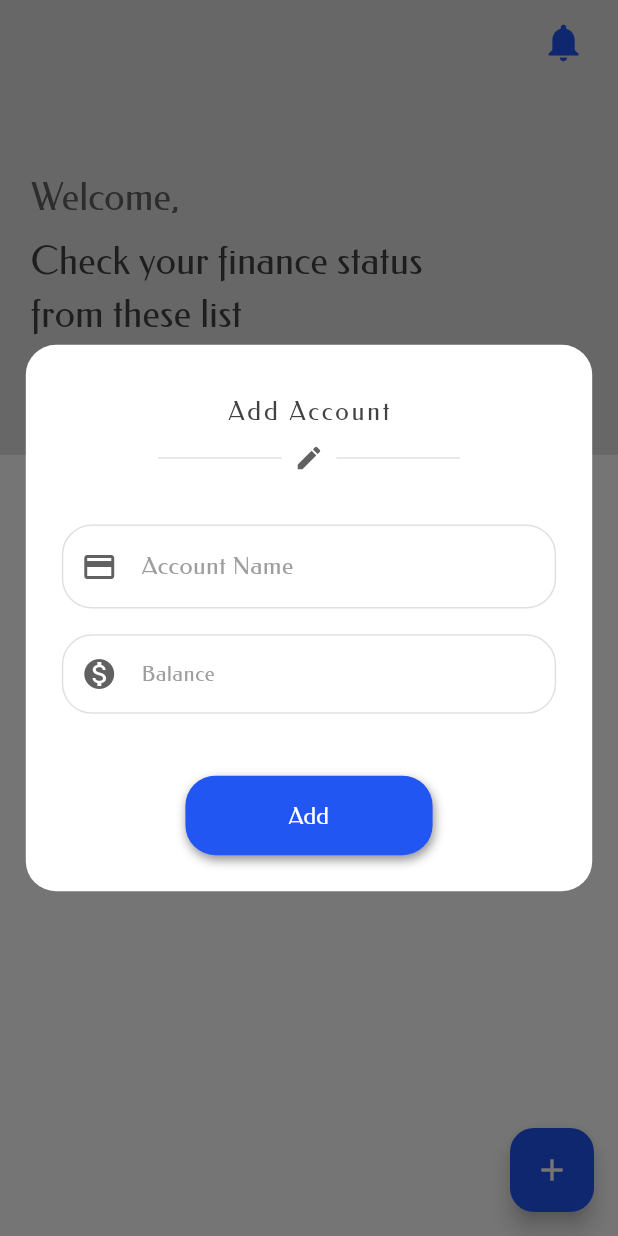
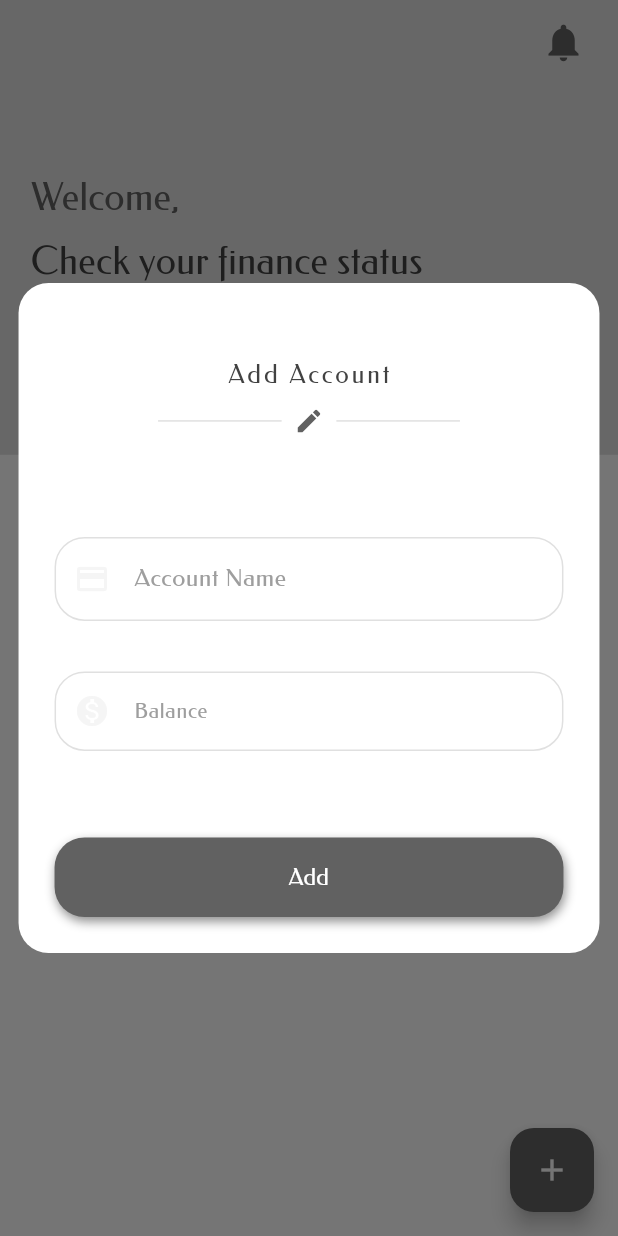
Before and after one commit to Qweku/expense_tracker, a Flutter app: the screen it shows after launch, after a tap on the "arrow forward ios" icon, after a tap on the "add" icon, on a phone screen of 412 x 824 dp. Run offline on Flutter 3.47's test engine with Material 3 defaults, Android fonts, the phone set to English and light mode, and no system bars; our stand-ins replace fl_chart, flutter_local_notifications, localstorage, pdf, permission_handler, rxdart and 4 more.

Commit message:
card ui changes

```diff
--- a/lib/components/notificationButton.dart
+++ b/lib/components/notificationButton.dart
@@ -20,7 +20,7 @@ class NotificationIconButton extends StatelessWidget {
         IconButton(
             onPressed: onTap,
             icon:
-                 Icon(Icons.notifications, color: theme.colorScheme.secondary, size: 30)),
+                 Icon(Icons.notifications, color: theme.colorScheme.inversePrimary, size: 30)),
         Positioned(
             top: height * 0.005,
             left: width * 0.03,
--- a/lib/screens/AccountsList.dart
+++ b/lib/screens/AccountsList.dart
@@ -47,7 +47,7 @@ class _AccountListState extends State<AccountList> {
                  shape: RoundedRectangleBorder(
                     borderRadius: BorderRadius.circular(20)),
                 content: SizedBox(
-                  height: 30.h,
+                  height: 40.h,
                   width: 80.w,
                   child: Column(
                     crossAxisAlignment: CrossAxisAlignment.center,
@@ -94,7 +94,7 @@ class _AccountListState extends State<AccountList> {
                          hintText: 'Account Name',
                         prefixIcon: Icon(
                           Icons.credit_card,
-                          color: theme.colorScheme.inversePrimary,
+                          color: theme.colorScheme.tertiary,
                         ),
                       ),
                       CustomTextField(
@@ -105,7 +105,7 @@ class _AccountListState extends State<AccountList> {
                         style: bodyText1,
                         prefixIcon: Icon(
                           Icons.monetization_on,
-                          color: theme.colorScheme.inversePrimary,
+                          color: theme.colorScheme.tertiary,
                         ),
                       )
                     ],
@@ -186,9 +186,9 @@ class _AccountListState extends State<AccountList> {
                           Navigator.pop(context);
                         }
                       },
-                      width: width * 0.4,
+                      width: 100.w,
                       buttonText: isEdit?'Done':'Add',
-                      color: theme.colorScheme.secondary,
+                      color: theme.colorScheme.inversePrimary,
                     ),
                   )
                 ],
@@ -230,7 +230,7 @@ class _AccountListState extends State<AccountList> {
       child: Scaffold(
         floatingActionButton: FloatingActionButton(
           onPressed: () => _addAccount(0),
-          backgroundColor: theme.colorScheme.secondary,
+          backgroundColor: theme.colorScheme.inversePrimary,
           child: const Icon(Icons.add, color: Colors.white),
         ),
         appBar: AppBar(
@@ -381,7 +381,7 @@ class _AccountListState extends State<AccountList> {
                     ),
                     Text(
                       "Do you really want to exit?",
-                      style: theme.textTheme.bodyLarge,
+
                     ),
                   ],
                 ),
--- a/lib/screens/SplashScreen.dart
+++ b/lib/screens/SplashScreen.dart
@@ -21,10 +21,10 @@ class SplashScreen extends StatelessWidget {
             Image.asset(
               'assets/app_Icon.png',
 
-              width: 40.w,
+              height: 40.h,
             ),
-            SizedBox(height: 12.h),
-            Text('Take control of your finances',textAlign: TextAlign.center,
+            SizedBox(height: 7.h),
+            Text('Take control and organize your finances',textAlign: TextAlign.center,
                 style: TextStyle(fontSize: 4.8.h)),
                 SizedBox(height:5.h),
             GestureDetector(
@@ -38,9 +38,9 @@ class SplashScreen extends StatelessWidget {
                 padding: EdgeInsets.all(width * 0.04),
                 decoration: BoxDecoration(
                     borderRadius: BorderRadius.circular(20),
-                    color: theme.colorScheme.secondary),
+                    color: theme.colorScheme.inversePrimary),
                 child:  Icon(Icons.arrow_forward_ios,
-                    color: Colors.white, size: 3.0.h),
+                    color: Colors.white, size: 4.0.h),
               ),
             )
           ],
--- a/lib/screens/widgets/cardWidgets.dart
+++ b/lib/screens/widgets/cardWidgets.dart
@@ -67,7 +67,7 @@ class AccountCard extends StatelessWidget {
                       width: width * 0.8,
                       //padding: EdgeInsets.symmetric(vertical:height * 0.01),
                       decoration: BoxDecoration(
-                        border: Border.all(color: theme.colorScheme.secondary),
+                        border: Border.all(color: theme.colorScheme.inversePrimary),
                         borderRadius: BorderRadius.circular(10),
                       ),
                       child: TextButton(
@@ -76,7 +76,7 @@ class AccountCard extends StatelessWidget {
                               textAlign: TextAlign.center,
                               style: TextStyle(
                                   fontSize: 1.8.h,
-                                  color: theme.colorScheme.secondary))),
+                                  color: theme.colorScheme.inversePrimary))),
                     ),
                     SizedBox(
                       height: 1.h,
```
Also changed, not shown: lib/screens/Overview.dart (+81 -66 lines), lib/screens/Summary.dart (+21 -20 lines).
